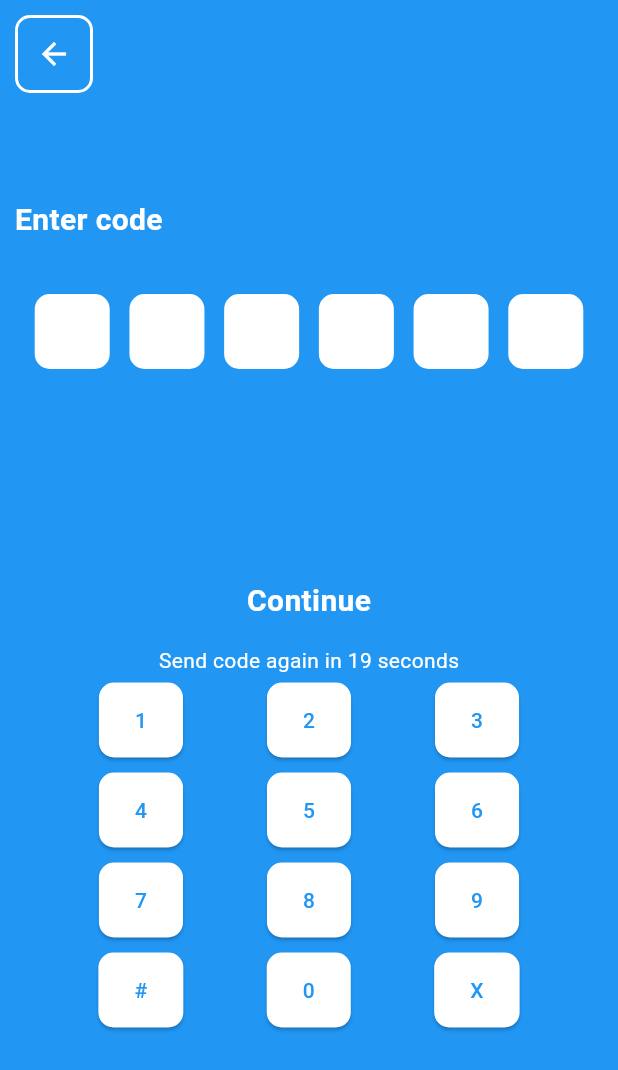
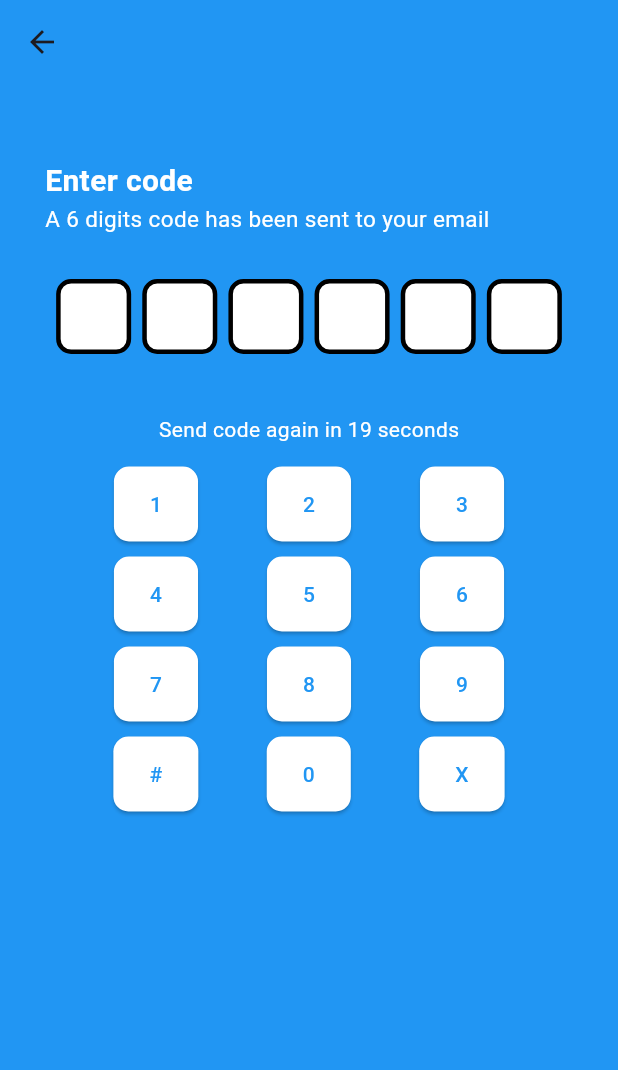
Before and after one commit to edwxrdbobb/give-thanks-mobile-app-flutter, a Flutter app: the ConfirmOtp screen opened directly, on a phone screen of 412 x 824 dp. Shown: the top 1070 px of the screen. Run offline on Flutter 3.47's test engine with Material 3 defaults, Android fonts, the phone set to English and light mode, and no system bars; our stand-ins replace flutter_form_builder, google_fonts, material_design_icons_flutter.

Commit message:
the OTP screen has been modified completely

```diff
--- a/lib/screens/otp.dart
+++ b/lib/screens/otp.dart
@@ -86,39 +86,63 @@ class _ConfirmOtpState extends State<ConfirmOtp> {
   Widget build(BuildContext context) {
     return Scaffold(
       backgroundColor: Colors.blue,
-      body: SingleChildScrollView(
+      appBar: AppBar(
+        backgroundColor: Colors.blue,
+      ),
+      body: SafeArea(
+        child: SingleChildScrollView(
           child: Padding(
-          padding: const EdgeInsets.all(10),
+            padding: const EdgeInsets.symmetric(horizontal: 30),
             child: Column(
+              children: [
+                const SizedBox(
+                  height: 50,
+                ),
+                //the input field container
+                Column(
+                  mainAxisAlignment: MainAxisAlignment.spaceAround,
                   crossAxisAlignment: CrossAxisAlignment.start,
                   children: [
-              SizedBox(
-                child: Container(
-                  decoration: BoxDecoration(
-                    border: Border.all(color: Colors.white, width: 2),
-                    borderRadius: BorderRadius.circular(10),
-                  ),
-                  child: ClipRRect(
-                    borderRadius: BorderRadius.circular(10),
-                    child: IconButton(
-                      icon: const Icon(Icons.arrow_back, color: Colors.white),
-                      onPressed: () {
-                        Navigator.pop(context);
-                      },
-                    ),
-                  ),
-                ),
-              ),
-              const SizedBox(height: 70),
+                    // SizedBox(
+                    //   child: Container(
+                    //     decoration: BoxDecoration(
+                    //       border: Border.all(color: Colors.white, width: 2),
+                    //       borderRadius: BorderRadius.circular(10),
+                    //     ),
+                    //     child: ClipRRect(
+                    //       borderRadius: BorderRadius.circular(10),
+                    //       child: IconButton(
+                    //         icon: const Icon(Icons.arrow_back,
+                    //             color: Colors.white),
+                    //         onPressed: () {
+                    //           Navigator.pop(context);
+                    //         },
+                    //       ),
+                    //     ),
+                    //   ),
+                    // ),
                     const Text(
                       'Enter code',
-                textAlign: TextAlign.center,
+                      textAlign: TextAlign.start,
                       style: TextStyle(
                           color: Colors.white,
                           fontSize: 20,
                           fontWeight: FontWeight.bold),
                     ),
-              const SizedBox(height: 35),
+
+                    //description
+                    const Text(
+                      'A 6 digits code has been sent to your email',
+                      textAlign: TextAlign.start,
+                      style: TextStyle(
+                          color: Colors.white,
+                          fontSize: 15,
+                          fontWeight: FontWeight.normal),
+                    ),
+
+                    const SizedBox(
+                      height: 30,
+                    ),
                     Row(
                       mainAxisAlignment: MainAxisAlignment.spaceEvenly,
                       children: [
@@ -127,9 +151,10 @@ class _ConfirmOtpState extends State<ConfirmOtp> {
                             width: 50,
                             height: 50,
                             decoration: BoxDecoration(
-                        border: Border.all(color: Colors.white, width: 2),
+                              border: Border.all(color: Colors.black, width: 3),
                               borderRadius: BorderRadius.circular(10),
-                        color: i < code.length ? Colors.amber : Colors.white,
+                              color:
+                                  i < code.length ? Colors.amber : Colors.white,
                             ),
                             alignment: Alignment.center,
                             child: Text(
@@ -139,62 +164,68 @@ class _ConfirmOtpState extends State<ConfirmOtp> {
                           ),
                       ],
                     ),
-              const SizedBox(height: 140),
-              const Center(
-                child: Text(
-                  'Continue',
-                  style: TextStyle(
-                      color: Colors.white,
-                      fontWeight: FontWeight.bold,
-                      fontSize: 20),
+                    // const Center(
+                    //   child: Text(
+                    //     'Continue',
+                    //     style: TextStyle(
+                    //         color: Colors.white,
+                    //         fontWeight: FontWeight.bold,
+                    //         fontSize: 20),
+                    //   ),
+                    // ),
+                  ],
                 ),
-              ),
-              const SizedBox(height: 15),
+
+                //the number selection
+                Container(
+                  child: Column(
+                    children: [
+                      const SizedBox(height: 40),
                       Center(
                         child: Text(
                           'Send code again in $timerSeconds seconds',
                           style: const TextStyle(color: Colors.white),
                         ),
                       ),
-              const SizedBox(height: 5),
+                      const SizedBox(height: 15),
                       Row(
                         mainAxisAlignment: MainAxisAlignment.spaceEvenly,
                         children: [
                           ElevatedButton(
                             onPressed: () => addCodeDigit('1'),
                             style: ElevatedButton.styleFrom(
-                      minimumSize: const Size(
-                          50, 50), // Set the minimum size for all buttons
+                              minimumSize: const Size(50,
+                                  50), // Set the minimum size for all buttons
                               backgroundColor: Colors.white,
                               shape: RoundedRectangleBorder(
                                   borderRadius: BorderRadius.circular(10)),
                             ),
-                    child:
-                        const Text('1', style: TextStyle(color: Colors.blue)),
+                            child: const Text('1',
+                                style: TextStyle(color: Colors.blue)),
                           ),
                           ElevatedButton(
                             onPressed: () => addCodeDigit('2'),
                             style: ElevatedButton.styleFrom(
-                      minimumSize: const Size(
-                          50, 50), // Set the minimum size for all buttons
+                              minimumSize: const Size(50,
+                                  50), // Set the minimum size for all buttons
                               backgroundColor: Colors.white,
                               shape: RoundedRectangleBorder(
                                   borderRadius: BorderRadius.circular(10)),
                             ),
-                    child:
-                        const Text('2', style: TextStyle(color: Colors.blue)),
+                            child: const Text('2',
+                                style: TextStyle(color: Colors.blue)),
                           ),
                           ElevatedButton(
                             onPressed: () => addCodeDigit('3'),
                             style: ElevatedButton.styleFrom(
-                      minimumSize: const Size(
-                          50, 50), // Set the minimum size for all buttons
+                              minimumSize: const Size(50,
+                                  50), // Set the minimum size for all buttons
                               backgroundColor: Colors.white,
                               shape: RoundedRectangleBorder(
                                   borderRadius: BorderRadius.circular(10)),
                             ),
-                    child:
-                        const Text('3', style: TextStyle(color: Colors.blue)),
+                            child: const Text('3',
+                                style: TextStyle(color: Colors.blue)),
                           ),
                         ],
                       ),
@@ -205,38 +236,38 @@ class _ConfirmOtpState extends State<ConfirmOtp> {
                           ElevatedButton(
                             onPressed: () => addCodeDigit('4'),
                             style: ElevatedButton.styleFrom(
-                      minimumSize: const Size(
-                          50, 50), // Set the minimum size for all buttons
+                              minimumSize: const Size(50,
+                                  50), // Set the minimum size for all buttons
                               backgroundColor: Colors.white,
                               shape: RoundedRectangleBorder(
                                   borderRadius: BorderRadius.circular(10)),
                             ),
-                    child:
-                        const Text('4', style: TextStyle(color: Colors.blue)),
+                            child: const Text('4',
+                                style: TextStyle(color: Colors.blue)),
                           ),
                           ElevatedButton(
                             onPressed: () => addCodeDigit('5'),
                             style: ElevatedButton.styleFrom(
-                      minimumSize: const Size(
-                          50, 50), // Set the minimum size for all buttons
+                              minimumSize: const Size(50,
+                                  50), // Set the minimum size for all buttons
                               backgroundColor: Colors.white,
                               shape: RoundedRectangleBorder(
                                   borderRadius: BorderRadius.circular(10)),
                             ),
-                    child:
-                        const Text('5', style: TextStyle(color: Colors.blue)),
+                            child: const Text('5',
+                                style: TextStyle(color: Colors.blue)),
                           ),
                           ElevatedButton(
                             onPressed: () => addCodeDigit('6'),
                             style: ElevatedButton.styleFrom(
-                      minimumSize: const Size(
-                          50, 50), // Set the minimum size for all buttons
+                              minimumSize: const Size(50,
+                                  50), // Set the minimum size for all buttons
                               backgroundColor: Colors.white,
                               shape: RoundedRectangleBorder(
                                   borderRadius: BorderRadius.circular(10)),
                             ),
-                    child:
-                        const Text('6', style: TextStyle(color: Colors.blue)),
+                            child: const Text('6',
+                                style: TextStyle(color: Colors.blue)),
                           ),
                         ],
                       ),
@@ -247,38 +278,38 @@ class _ConfirmOtpState extends State<ConfirmOtp> {
                           ElevatedButton(
                             onPressed: () => addCodeDigit('7'),
                             style: ElevatedButton.styleFrom(
-                      minimumSize: const Size(
-                          50, 50), // Set the minimum size for all buttons
+                              minimumSize: const Size(50,
+                                  50), // Set the minimum size for all buttons
                               backgroundColor: Colors.white,
                               shape: RoundedRectangleBorder(
                                   borderRadius: BorderRadius.circular(10)),
                             ),
-                    child:
-                        const Text('7', style: TextStyle(color: Colors.blue)),
+                            child: const Text('7',
+                                style: TextStyle(color: Colors.blue)),
                           ),
                           ElevatedButton(
                             onPressed: () => addCodeDigit('8'),
                             style: ElevatedButton.styleFrom(
-                      minimumSize: const Size(
-                          50, 50), // Set the minimum size for all buttons
+                              minimumSize: const Size(50,
+                                  50), // Set the minimum size for all buttons
                               backgroundColor: Colors.white,
                               shape: RoundedRectangleBorder(
                                   borderRadius: BorderRadius.circular(10)),
                             ),
-                    child:
-                        const Text('8', style: TextStyle(color: Colors.blue)),
+                            child: const Text('8',
+                                style: TextStyle(color: Colors.blue)),
                           ),
                           ElevatedButton(
                             onPressed: () => addCodeDigit('9'),
                             style: ElevatedButton.styleFrom(
-                      minimumSize: const Size(
-                          50, 50), // Set the minimum size for all buttons
+                              minimumSize: const Size(50,
+                                  50), // Set the minimum size for all buttons
                               backgroundColor: Colors.white,
                               shape: RoundedRectangleBorder(
                                   borderRadius: BorderRadius.circular(10)),
                             ),
-                    child:
-                        const Text('9', style: TextStyle(color: Colors.blue)),
+                            child: const Text('9',
+                                style: TextStyle(color: Colors.blue)),
                           ),
                         ],
                       ),
@@ -289,42 +320,46 @@ class _ConfirmOtpState extends State<ConfirmOtp> {
                           ElevatedButton(
                             onPressed: () => addCodeDigit('+*#'),
                             style: ElevatedButton.styleFrom(
-                      minimumSize: const Size(
-                          50, 50), // Set the minimum size for all buttons
+                              minimumSize: const Size(50,
+                                  50), // Set the minimum size for all buttons
                               backgroundColor: Colors.white,
                               shape: RoundedRectangleBorder(
                                   borderRadius: BorderRadius.circular(10)),
                             ),
-                    child:
-                        const Text('#', style: TextStyle(color: Colors.blue)),
+                            child: const Text('#',
+                                style: TextStyle(color: Colors.blue)),
                           ),
                           ElevatedButton(
                             onPressed: () => addCodeDigit('0'),
                             style: ElevatedButton.styleFrom(
-                      minimumSize: const Size(
-                          50, 50), // Set the minimum size for all buttons
+                              minimumSize: const Size(50,
+                                  50), // Set the minimum size for all buttons
                               backgroundColor: Colors.white,
                               shape: RoundedRectangleBorder(
                                   borderRadius: BorderRadius.circular(10)),
                             ),
-                    child:
-                        const Text('0', style: TextStyle(color: Colors.blue)),
+                            child: const Text('0',
+                                style: TextStyle(color: Colors.blue)),
                           ),
                           ElevatedButton(
                             onPressed: clearCode,
                             style: ElevatedButton.styleFrom(
-                      minimumSize: const Size(
-                          50, 50), // Set the minimum size for all buttons
+                              minimumSize: const Size(50,
+                                  50), // Set the minimum size for all buttons
                               backgroundColor: Colors.white,
                               shape: RoundedRectangleBorder(
                                   borderRadius: BorderRadius.circular(10)),
                             ),
-                    child:
-                        const Text('X', style: TextStyle(color: Colors.blue)),
+                            child: const Text('X',
+                                style: TextStyle(color: Colors.blue)),
                           ),
                         ],
                       ),
                     ],
+                  ),
+                )
+              ],
+            ),
           ),
         ),
       ),
--- a/lib/screens/signup1.dart
+++ b/lib/screens/signup1.dart
@@ -81,7 +81,7 @@ class _SignUp1State extends State<SignUp1> {
                             borderRadius: BorderRadius.circular(10.0),
                           ),
                           child: TextFormField(
-                            controller: _nameController,
+                            controller: _emailController,
                             decoration: const InputDecoration(
                               hintText: "Email",
                               border: InputBorder.none,
```
Lines whose indentation alone changed are shown as unchanged.
